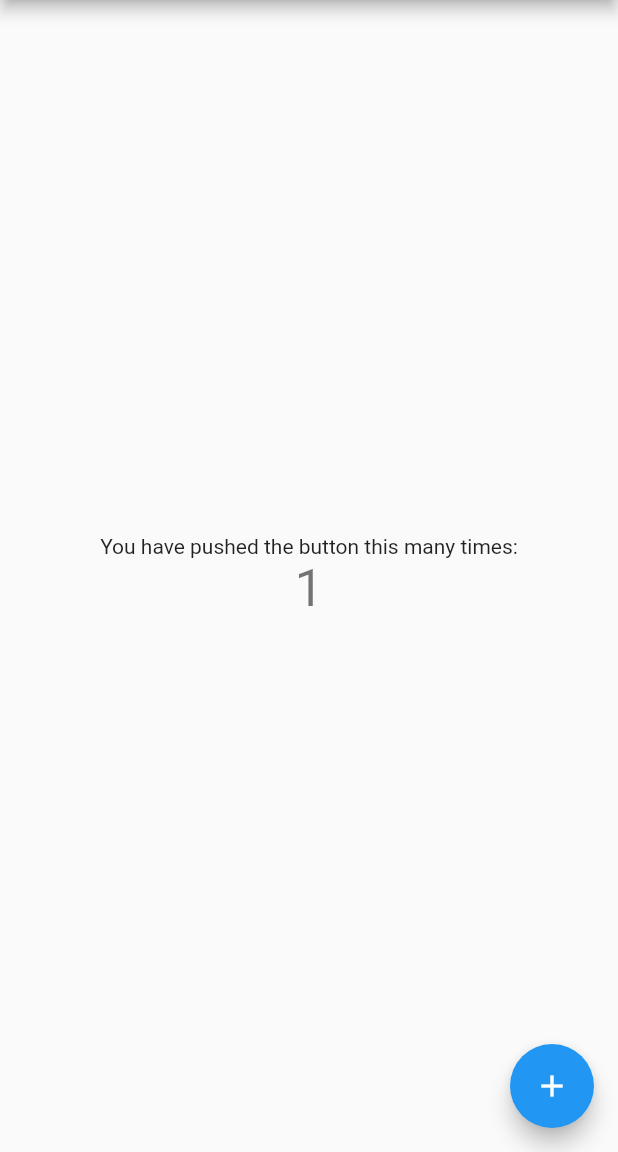
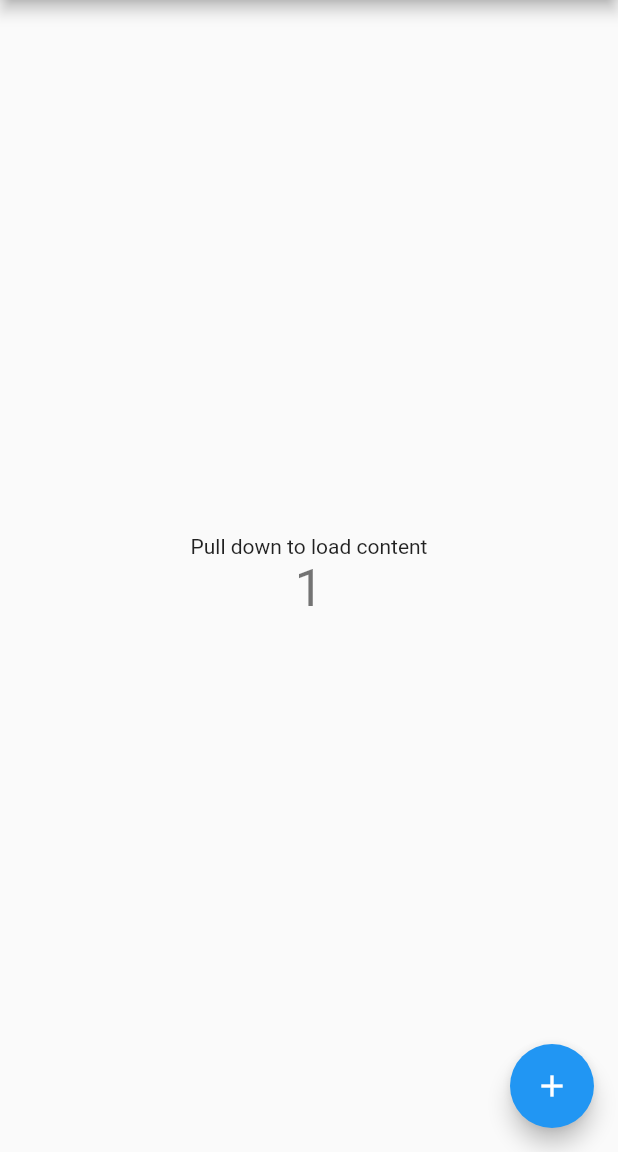
Before and after one commit to WaylonBrown/FlutterRedditViewer, a Flutter app: the screen it shows after launch, after a tap on the "add" icon, on a phone screen of 412 x 824 dp, the part 84-1236 px from its top. Run offline on Flutter 3.47's test engine with Material 2 defaults, Android fonts, the phone set to English and light mode, and no system bars; network calls fail.

```diff
--- a/lib/main.dart
+++ b/lib/main.dart
@@ -1,5 +1,6 @@
 import 'package:flutter/material.dart';
 import 'package:http/http.dart' as http;
+import 'dart:convert' as convert;
 
 void main() => runApp(MyApp());
 
@@ -20,15 +21,6 @@ class MyApp extends StatelessWidget {
 class MyHomePage extends StatefulWidget {
   const MyHomePage({Key key, this.title}) : super(key: key);
 
-  // This widget is the home page of your application. It is stateful, meaning
-  // that it has a State object (defined below) that contains fields that affect
-  // how it looks.
-
-  // This class is the configuration for the state. It holds the values (in this
-  // case the title) provided by the parent (in this case the App widget) and
-  // used by the build method of the State. Fields in a Widget subclass are
-  // always marked "final".
-
   final String title;
 
   @override
@@ -42,60 +34,30 @@ class _MyHomePageState extends State<MyHomePage> {
     print("Button clicked");
 
     setState(() {
-      // This call to setState tells the Flutter framework that something has
-      // changed in this State, which causes it to rerun the build method below
-      // so that the display can reflect the updated values. If we changed
-      // _counter without calling setState(), then the build method would not be
-      // called again, and so nothing would appear to happen.
       _counter++;
     });
 
-//    var url = "http://www.reddit.com/hot.json";
-//    http.get(url)
-//        .then((response) {
-//      print("Response status: ${response.statusCode}");
-//      print("Response body: ${response.body}");
-//    });
-
-//    http.read(url).then(print);
+    var url = "https://www.reddit.com/hot.json";
+    http.get(url)
+        .then((response) {
+          var posts = parsePostResponse(response.body);
+          print("Type: ${posts.runtimeType}");
+          posts.forEach(print);
+        }).catchError((e) => print(e));
   }
 
   @override
   Widget build(BuildContext context) {
-    // This method is rerun every time setState is called, for instance as done
-    // by the _incrementCounter method above.
-    //
-    // The Flutter framework has been optimized to make rerunning build methods
-    // fast, so that you can just rebuild anything that needs updating rather
-    // than having to individually change instances of widgets.
     return Scaffold(
       appBar: AppBar(
-        // Here we take the value from the MyHomePage object that was created by
-        // the App.build method, and use it to set our appbar title.
         title: Text(widget.title),
       ),
       body: Center(
-        // Center is a layout widget. It takes a single child and positions it
-        // in the middle of the parent.
         child: Column(
-          // Column is also layout widget. It takes a list of children and
-          // arranges them vertically. By default, it sizes itself to fit its
-          // children horizontally, and tries to be as tall as its parent.
-          //
-          // Invoke "debug painting" (press "p" in the console, choose the
-          // "Toggle Debug Paint" action from the Flutter Inspector in Android
-          // Studio, or the "Toggle Debug Paint" command in Visual Studio Code)
-          // to see the wireframe for each widget.
-          //
-          // Column has various properties to control how it sizes itself and
-          // how it positions its children. Here we use mainAxisAlignment to
-          // center the children vertically; the main axis here is the vertical
-          // axis because Columns are vertical (the cross axis would be
-          // horizontal).
           mainAxisAlignment: MainAxisAlignment.center,
           children: <Widget>[
             Text(
-              'You have pushed the button this many times:',
+              'Pull down to load content',
             ),
             Text(
               '$_counter',
@@ -108,7 +70,10 @@ class _MyHomePageState extends State<MyHomePage> {
         onPressed: _incrementCounter,
         tooltip: 'Increment',
         child: Icon(Icons.add),
-      ), // This trailing comma makes auto-formatting nicer for build methods.
+      ),
     );
   }
+
+  parsePostResponse(String body) => convert
+      .jsonDecode(body)['data']['children'];
 }
```
